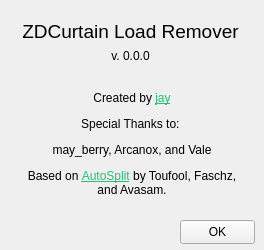
This is res/about.ui in goth-uhaul/zdcurtain as Qt 5 draws it before an edit. The edited form follows.
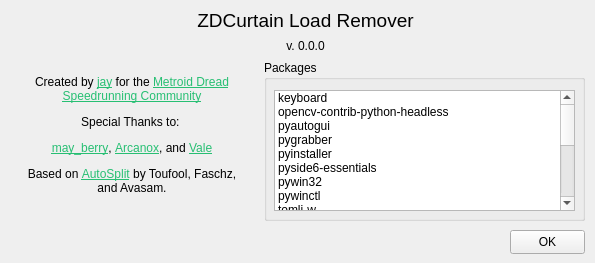
This is the edited form.

```diff
--- a/res/about.ui
+++ b/res/about.ui
@@ -7,20 +7,20 @@
    <rect>
     <x>0</x>
     <y>0</y>
-    <width>264</width>
-    <height>250</height>
+    <width>595</width>
+    <height>263</height>
    </rect>
   </property>
   <property name="minimumSize">
    <size>
-    <width>264</width>
-    <height>250</height>
+    <width>595</width>
+    <height>263</height>
    </size>
   </property>
   <property name="maximumSize">
    <size>
-    <width>264</width>
-    <height>250</height>
+    <width>595</width>
+    <height>263</height>
    </size>
   </property>
   <property name="font">
@@ -34,8 +34,8 @@
   <widget class="QPushButton" name="ok_button">
    <property name="geometry">
     <rect>
-     <x>180</x>
-     <y>220</y>
+     <x>510</x>
+     <y>230</y>
      <width>75</width>
      <height>24</height>
     </rect>
@@ -48,13 +48,13 @@
    <property name="geometry">
     <rect>
      <x>20</x>
-     <y>84</y>
+     <y>70</y>
      <width>224</width>
-     <height>121</height>
+     <height>131</height>
     </rect>
    </property>
    <property name="text">
-    <string>&lt;html&gt;&lt;head/&gt;&lt;body&gt;&lt;p&gt;Created by &lt;a href=&quot;https://bsky.app/profile/jayena.hijumpboots.com&quot;&gt;&lt;span style=&quot; text-decoration: underline; color:#27bf73;&quot;&gt;jay&lt;/span&gt;&lt;/a&gt;&lt;/p&gt;&lt;p&gt;Special Thanks to: &lt;/p&gt;&lt;p&gt;may_berry, Arcanox, and Vale&lt;/p&gt;&lt;p&gt;Based on &lt;a href=&quot;https://github.com/Toufool/AutoSplit&quot;&gt;&lt;span style=&quot; text-decoration: underline; color:#27bf73;&quot;&gt;AutoSplit&lt;/span&gt;&lt;/a&gt; by Toufool, Faschz, and Avasam.&lt;/p&gt;&lt;/body&gt;&lt;/html&gt;</string>
+    <string>&lt;html&gt;&lt;head/&gt;&lt;body&gt;&lt;p&gt;Created by &lt;a href=&quot;https://bsky.app/profile/jayena.hijumpboots.com&quot;&gt;&lt;span style=&quot; text-decoration: underline; color:#27bf73;&quot;&gt;jay&lt;/span&gt;&lt;/a&gt; for the &lt;a href=&quot;https://discord.gg/metroid-dread-speedrunning-855892393048014858&quot;&gt;&lt;span style=&quot; text-decoration: underline; color:#27bf73;&quot;&gt;Metroid Dread Speedrunning Community&lt;/span&gt;&lt;/a&gt;&lt;/p&gt;&lt;p&gt;Special Thanks to: &lt;/p&gt;&lt;p&gt;&lt;a href=&quot;https://bsky.app/profile/mayberryzoom.bsky.social&quot;&gt;&lt;span style=&quot; text-decoration: underline; color:#27bf73;&quot;&gt;may_berry&lt;/span&gt;&lt;/a&gt;, &lt;a href=&quot;https://bsky.app/profile/arcanox.me&quot;&gt;&lt;span style=&quot; text-decoration: underline; color:#27bf73;&quot;&gt;Arcanox&lt;/span&gt;&lt;/a&gt;, and &lt;a href=&quot;https://bsky.app/profile/valefor-m.bsky.social&quot;&gt;&lt;span style=&quot; text-decoration: underline; color:#27bf73;&quot;&gt;Vale&lt;/span&gt;&lt;/a&gt;&lt;/p&gt;&lt;p&gt;Based on &lt;a href=&quot;https://github.com/Toufool/AutoSplit&quot;&gt;&lt;span style=&quot; text-decoration: underline; color:#27bf73;&quot;&gt;AutoSplit&lt;/span&gt;&lt;/a&gt; by Toufool, Faschz, and Avasam.&lt;/p&gt;&lt;/body&gt;&lt;/html&gt;</string>
    </property>
    <property name="alignment">
     <set>Qt::AlignmentFlag::AlignCenter</set>
@@ -67,8 +67,8 @@
    <property name="geometry">
     <rect>
      <x>0</x>
-     <y>21</y>
-     <width>261</width>
+     <y>10</y>
+     <width>611</width>
      <height>20</height>
     </rect>
    </property>
@@ -88,11 +88,23 @@
    <property name="geometry">
     <rect>
      <x>0</x>
-     <y>46</y>
-     <width>261</width>
+     <y>36</y>
+     <width>611</width>
      <height>20</height>
     </rect>
    </property>
+   <property name="minimumSize">
+    <size>
+     <width>611</width>
+     <height>20</height>
+    </size>
+   </property>
+   <property name="maximumSize">
+    <size>
+     <width>611</width>
+     <height>20</height>
+    </size>
+   </property>
    <property name="font">
     <font>
      <pointsize>9</pointsize>
@@ -105,6 +117,119 @@
     <set>Qt::AlignmentFlag::AlignCenter</set>
    </property>
   </widget>
+  <widget class="QGroupBox" name="groupBox">
+   <property name="geometry">
+    <rect>
+     <x>264</x>
+     <y>60</y>
+     <width>321</width>
+     <height>161</height>
+    </rect>
+   </property>
+   <property name="title">
+    <string>Packages</string>
+   </property>
+   <widget class="QListWidget" name="package_list_widget">
+    <property name="geometry">
+     <rect>
+      <x>10</x>
+      <y>30</y>
+      <width>301</width>
+      <height>121</height>
+     </rect>
+    </property>
+    <item>
+     <property name="text">
+      <string>keyboard</string>
+     </property>
+    </item>
+    <item>
+     <property name="text">
+      <string>opencv-contrib-python-headless</string>
+     </property>
+    </item>
+    <item>
+     <property name="text">
+      <string>pyautogui</string>
+     </property>
+    </item>
+    <item>
+     <property name="text">
+      <string>pygrabber</string>
+     </property>
+    </item>
+    <item>
+     <property name="text">
+      <string>pyinstaller</string>
+     </property>
+    </item>
+    <item>
+     <property name="text">
+      <string>pyside6-essentials</string>
+     </property>
+    </item>
+    <item>
+     <property name="text">
+      <string>pywin32</string>
+     </property>
+    </item>
+    <item>
+     <property name="text">
+      <string>pywinctl</string>
+     </property>
+    </item>
+    <item>
+     <property name="text">
+      <string>tomli-w</string>
+     </property>
+    </item>
+    <item>
+     <property name="text">
+      <string>typed-d3dshot</string>
+     </property>
+    </item>
+    <item>
+     <property name="text">
+      <string>winrt-windows-foundation</string>
+     </property>
+    </item>
+    <item>
+     <property name="text">
+      <string>winrt-windows-graphics</string>
+     </property>
+    </item>
+    <item>
+     <property name="text">
+      <string>winrt-windows-graphics-capture</string>
+     </property>
+    </item>
+    <item>
+     <property name="text">
+      <string>winrt-windows-graphics-capture-interop</string>
+     </property>
+    </item>
+    <item>
+     <property name="text">
+      <string>winrt-windows-graphics-directx</string>
+     </property>
+    </item>
+    <item>
+     <property name="text">
+      <string>winrt-windows-graphics-directx-direct3d11</string>
+     </property>
+    </item>
+    <item>
+     <property name="text">
+      <string>winrt-windows-graphics-directx-direct3d11-interop</string>
+     </property>
+    </item>
+    <item>
+     <property name="text">
+      <string>winrt-windows-graphics-imaging</string>
+     </property>
+    </item>
+   </widget>
+  </widget>
   <zorder>program_name_label</zorder>
   <zorder>created_by_label</zorder>
   <zorder>ok_button</zorder>
```
Left out of the diff: 12 changed lines with no effect on the pictures.
